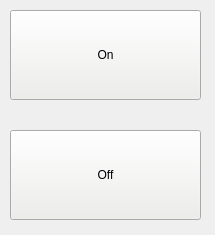
mkdir-sweetiepie/harvest_go, file ui/mainwindow.ui: the form before one commit.
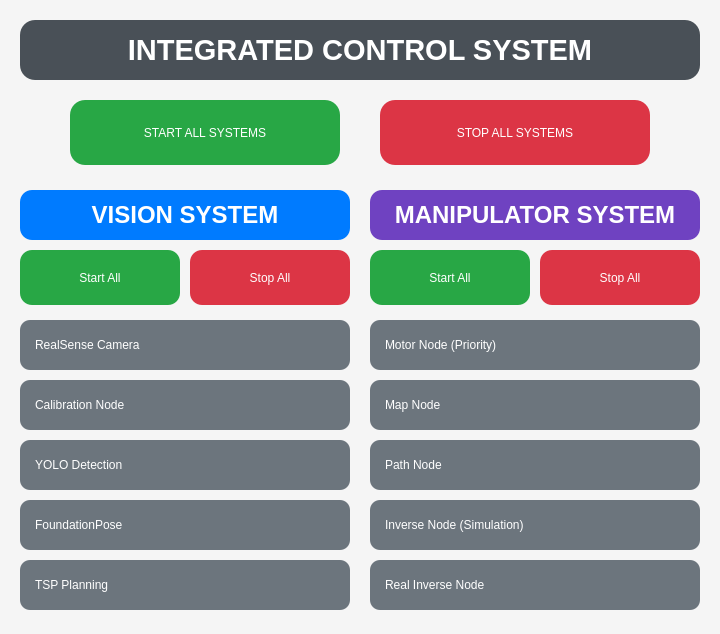
The form after the commit. Icons and pictures are not drawn.

Patch:
```diff
--- a/ui/mainwindow.ui
+++ b/ui/mainwindow.ui
@@ -6,8 +6,8 @@
    <rect>
     <x>0</x>
     <y>0</y>
-    <width>215</width>
-    <height>235</height>
+    <width>720</width>
+    <height>634</height>
    </rect>
   </property>
   <property name="windowTitle">
@@ -17,42 +17,548 @@
    <iconset resource="../resources/images.qrc">
     <normaloff>:/images/icon.png</normaloff>:/images/icon.png</iconset>
   </property>
+  <property name="styleSheet">
+   <string notr="true">QMainWindow {
+    background-color: #f5f5f5;
+}</string>
+  </property>
   <property name="locale">
    <locale language="English" country="Australia"/>
   </property>
   <widget class="QWidget" name="centralwidget">
-   <widget class="QPushButton" name="On">
+   <widget class="QLabel" name="system_title">
     <property name="geometry">
      <rect>
-      <x>10</x>
-      <y>10</y>
-      <width>191</width>
-      <height>90</height>
+      <x>20</x>
+      <y>20</y>
+      <width>680</width>
+      <height>60</height>
      </rect>
     </property>
+    <property name="font">
+     <font>
+      <pointsize>22</pointsize>
+      <weight>75</weight>
+      <bold>true</bold>
+     </font>
+    </property>
     <property name="styleSheet">
-     <string notr="true">font: 25pt &quot;Ubuntu&quot;;
-background-color: rgb(238, 238, 236);</string>
+     <string notr="true">QLabel {
+    background-color: #495057;
+    color: white;
+    border-radius: 15px;
+    padding: 15px;
+}</string>
     </property>
     <property name="text">
-     <string>On</string>
+     <string>INTEGRATED CONTROL SYSTEM</string>
     </property>
+    <property name="alignment">
+     <set>Qt::AlignCenter</set>
+    </property>
    </widget>
    <widget class="QPushButton" name="Off">
     <property name="geometry">
      <rect>
-      <x>10</x>
-      <y>130</y>
-      <width>191</width>
-      <height>90</height>
+      <x>70</x>
+      <y>100</y>
+      <width>270</width>
+      <height>65</height>
      </rect>
     </property>
     <property name="styleSheet">
-     <string notr="true">font: 25pt &quot;Ubuntu&quot;;
-background-color: rgb(238, 238, 236);</string>
+     <string notr="true">QPushButton {
+    font: bold 16pt &quot;Ubuntu&quot;;
+    background-color: #28a745;
+    color: white;
+    border-radius: 15px;
+    border: none;
+    padding: 10px;
+}
+QPushButton:hover {
+    background-color: #34ce57;
+}
+QPushButton:pressed {
+    background-color: #1e7e34;
+}</string>
     </property>
     <property name="text">
-     <string>Off</string>
+     <string>START ALL SYSTEMS</string>
+    </property>
+   </widget>
+   <widget class="QPushButton" name="System_All_Off">
+    <property name="geometry">
+     <rect>
+      <x>380</x>
+      <y>100</y>
+      <width>270</width>
+      <height>65</height>
+     </rect>
+    </property>
+    <property name="styleSheet">
+     <string notr="true">QPushButton {
+    font: bold 16pt &quot;Ubuntu&quot;;
+    background-color: #dc3545;
+    color: white;
+    border-radius: 15px;
+    border: none;
+    padding: 10px;
+}
+QPushButton:hover {
+    background-color: #e85563;
+}
+QPushButton:pressed {
+    background-color: #bd2130;
+}</string>
+    </property>
+    <property name="text">
+     <string>STOP ALL SYSTEMS</string>
+    </property>
+   </widget>
+   <widget class="QLabel" name="vision_title">
+    <property name="geometry">
+     <rect>
+      <x>20</x>
+      <y>190</y>
+      <width>330</width>
+      <height>50</height>
+     </rect>
+    </property>
+    <property name="font">
+     <font>
+      <pointsize>18</pointsize>
+      <weight>75</weight>
+      <bold>true</bold>
+     </font>
+    </property>
+    <property name="styleSheet">
+     <string notr="true">QLabel {
+    background-color: #007bff;
+    color: white;
+    border-radius: 12px;
+    padding: 12px;
+}</string>
+    </property>
+    <property name="text">
+     <string>VISION SYSTEM</string>
+    </property>
+    <property name="alignment">
+     <set>Qt::AlignCenter</set>
+    </property>
+   </widget>
+   <widget class="QPushButton" name="Vision_All_On">
+    <property name="geometry">
+     <rect>
+      <x>20</x>
+      <y>250</y>
+      <width>160</width>
+      <height>55</height>
+     </rect>
+    </property>
+    <property name="styleSheet">
+     <string notr="true">QPushButton {
+    font: bold 12pt &quot;Ubuntu&quot;;
+    background-color: #28a745;
+    color: white;
+    border-radius: 12px;
+    border: none;
+    padding: 8px;
+}
+QPushButton:hover {
+    background-color: #34ce57;
+}</string>
+    </property>
+    <property name="text">
+     <string>Start All</string>
+    </property>
+   </widget>
+   <widget class="QPushButton" name="Vision_All_Off">
+    <property name="geometry">
+     <rect>
+      <x>190</x>
+      <y>250</y>
+      <width>160</width>
+      <height>55</height>
+     </rect>
+    </property>
+    <property name="styleSheet">
+     <string notr="true">QPushButton {
+    font: bold 12pt &quot;Ubuntu&quot;;
+    background-color: #dc3545;
+    color: white;
+    border-radius: 12px;
+    border: none;
+    padding: 8px;
+}
+QPushButton:hover {
+    background-color: #e85563;
+}</string>
+    </property>
+    <property name="text">
+     <string>Stop All</string>
+    </property>
+   </widget>
+   <widget class="QPushButton" name="RealSense">
+    <property name="geometry">
+     <rect>
+      <x>20</x>
+      <y>320</y>
+      <width>330</width>
+      <height>50</height>
+     </rect>
+    </property>
+    <property name="styleSheet">
+     <string notr="true">QPushButton {
+    font: 12pt &quot;Ubuntu&quot;;
+    background-color: #6c757d;
+    color: white;
+    border-radius: 10px;
+    border: none;
+    padding: 8px;
+    text-align: left;
+    padding-left: 15px;
+}
+QPushButton:hover {
+    background-color: #7c858d;
+}</string>
+    </property>
+    <property name="text">
+     <string>RealSense Camera</string>
+    </property>
+   </widget>
+   <widget class="QPushButton" name="Calibration">
+    <property name="geometry">
+     <rect>
+      <x>20</x>
+      <y>380</y>
+      <width>330</width>
+      <height>50</height>
+     </rect>
+    </property>
+    <property name="styleSheet">
+     <string notr="true">QPushButton {
+    font: 12pt &quot;Ubuntu&quot;;
+    background-color: #6c757d;
+    color: white;
+    border-radius: 10px;
+    border: none;
+    padding: 8px;
+    text-align: left;
+    padding-left: 15px;
+}
+QPushButton:hover {
+    background-color: #7c858d;
+}</string>
+    </property>
+    <property name="text">
+     <string>Calibration Node</string>
+    </property>
+   </widget>
+   <widget class="QPushButton" name="YOLO">
+    <property name="geometry">
+     <rect>
+      <x>20</x>
+      <y>440</y>
+      <width>330</width>
+      <height>50</height>
+     </rect>
+    </property>
+    <property name="styleSheet">
+     <string notr="true">QPushButton {
+    font: 12pt &quot;Ubuntu&quot;;
+    background-color: #6c757d;
+    color: white;
+    border-radius: 10px;
+    border: none;
+    padding: 8px;
+    text-align: left;
+    padding-left: 15px;
+}
+QPushButton:hover {
+    background-color: #7c858d;
+}</string>
+    </property>
+    <property name="text">
+     <string>YOLO Detection</string>
+    </property>
+   </widget>
+   <widget class="QPushButton" name="FoundationPose">
+    <property name="geometry">
+     <rect>
+      <x>20</x>
+      <y>500</y>
+      <width>330</width>
+      <height>50</height>
+     </rect>
+    </property>
+    <property name="styleSheet">
+     <string notr="true">QPushButton {
+    font: 12pt &quot;Ubuntu&quot;;
+    background-color: #6c757d;
+    color: white;
+    border-radius: 10px;
+    border: none;
+    padding: 8px;
+    text-align: left;
+    padding-left: 15px;
+}
+QPushButton:hover {
+    background-color: #7c858d;
+}</string>
+    </property>
+    <property name="text">
+     <string>FoundationPose</string>
+    </property>
+   </widget>
+   <widget class="QPushButton" name="TSP">
+    <property name="geometry">
+     <rect>
+      <x>20</x>
+      <y>560</y>
+      <width>330</width>
+      <height>50</height>
+     </rect>
+    </property>
+    <property name="styleSheet">
+     <string notr="true">QPushButton {
+    font: 12pt &quot;Ubuntu&quot;;
+    background-color: #6c757d;
+    color: white;
+    border-radius: 10px;
+    border: none;
+    padding: 8px;
+    text-align: left;
+    padding-left: 15px;
+}
+QPushButton:hover {
+    background-color: #7c858d;
+}</string>
+    </property>
+    <property name="text">
+     <string>TSP Planning</string>
+    </property>
+   </widget>
+   <widget class="QLabel" name="mani_title">
+    <property name="geometry">
+     <rect>
+      <x>370</x>
+      <y>190</y>
+      <width>330</width>
+      <height>50</height>
+     </rect>
+    </property>
+    <property name="font">
+     <font>
+      <pointsize>18</pointsize>
+      <weight>75</weight>
+      <bold>true</bold>
+     </font>
+    </property>
+    <property name="styleSheet">
+     <string notr="true">QLabel {
+    background-color: #6f42c1;
+    color: white;
+    border-radius: 12px;
+    padding: 12px;
+}</string>
+    </property>
+    <property name="text">
+     <string>MANIPULATOR SYSTEM</string>
+    </property>
+    <property name="alignment">
+     <set>Qt::AlignCenter</set>
+    </property>
+   </widget>
+   <widget class="QPushButton" name="Mani_All_On">
+    <property name="geometry">
+     <rect>
+      <x>370</x>
+      <y>250</y>
+      <width>160</width>
+      <height>55</height>
+     </rect>
+    </property>
+    <property name="styleSheet">
+     <string notr="true">QPushButton {
+    font: bold 12pt &quot;Ubuntu&quot;;
+    background-color: #28a745;
+    color: white;
+    border-radius: 12px;
+    border: none;
+    padding: 8px;
+}
+QPushButton:hover {
+    background-color: #34ce57;
+}</string>
+    </property>
+    <property name="text">
+     <string>Start All</string>
+    </property>
+   </widget>
+   <widget class="QPushButton" name="Mani_All_Off">
+    <property name="geometry">
+     <rect>
+      <x>540</x>
+      <y>250</y>
+      <width>160</width>
+      <height>55</height>
+     </rect>
+    </property>
+    <property name="styleSheet">
+     <string notr="true">QPushButton {
+    font: bold 12pt &quot;Ubuntu&quot;;
+    background-color: #dc3545;
+    color: white;
+    border-radius: 12px;
+    border: none;
+    padding: 8px;
+}
+QPushButton:hover {
+    background-color: #e85563;
+}</string>
+    </property>
+    <property name="text">
+     <string>Stop All</string>
+    </property>
+   </widget>
+   <widget class="QPushButton" name="Motor">
+    <property name="geometry">
+     <rect>
+      <x>370</x>
+      <y>320</y>
+      <width>330</width>
+      <height>50</height>
+     </rect>
+    </property>
+    <property name="styleSheet">
+     <string notr="true">QPushButton {
+    font: 12pt &quot;Ubuntu&quot;;
+    background-color: #6c757d;
+    color: white;
+    border-radius: 10px;
+    border: none;
+    padding: 8px;
+    text-align: left;
+    padding-left: 15px;
+}
+QPushButton:hover {
+    background-color: #7c858d;
+}</string>
+    </property>
+    <property name="text">
+     <string>Motor Node (Priority)</string>
+    </property>
+   </widget>
+   <widget class="QPushButton" name="Map">
+    <property name="geometry">
+     <rect>
+      <x>370</x>
+      <y>380</y>
+      <width>330</width>
+      <height>50</height>
+     </rect>
+    </property>
+    <property name="styleSheet">
+     <string notr="true">QPushButton {
+    font: 12pt &quot;Ubuntu&quot;;
+    background-color: #6c757d;
+    color: white;
+    border-radius: 10px;
+    border: none;
+    padding: 8px;
+    text-align: left;
+    padding-left: 15px;
+}
+QPushButton:hover {
+    background-color: #7c858d;
+}</string>
+    </property>
+    <property name="text">
+     <string>Map Node</string>
+    </property>
+   </widget>
+   <widget class="QPushButton" name="Path">
+    <property name="geometry">
+     <rect>
+      <x>370</x>
+      <y>440</y>
+      <width>330</width>
+      <height>50</height>
+     </rect>
+    </property>
+    <property name="styleSheet">
+     <string notr="true">QPushButton {
+    font: 12pt &quot;Ubuntu&quot;;
+    background-color: #6c757d;
+    color: white;
+    border-radius: 10px;
+    border: none;
+    padding: 8px;
+    text-align: left;
+    padding-left: 15px;
+}
+QPushButton:hover {
+    background-color: #7c858d;
+}</string>
+    </property>
+    <property name="text">
+     <string>Path Node</string>
+    </property>
+   </widget>
+   <widget class="QPushButton" name="Inverse_Sim">
+    <property name="geometry">
+     <rect>
+      <x>370</x>
+      <y>500</y>
+      <width>330</width>
+      <height>50</height>
+     </rect>
+    </property>
+    <property name="styleSheet">
+     <string notr="true">QPushButton {
+    font: 12pt &quot;Ubuntu&quot;;
+    background-color: #6c757d;
+    color: white;
+    border-radius: 10px;
+    border: none;
+    padding: 8px;
+    text-align: left;
+    padding-left: 15px;
+}
+QPushButton:hover {
+    background-color: #7c858d;
+}</string>
+    </property>
+    <property name="text">
+     <string>Inverse Node (Simulation)</string>
+    </property>
+   </widget>
+   <widget class="QPushButton" name="Real_Inverse">
+    <property name="geometry">
+     <rect>
+      <x>370</x>
+      <y>560</y>
+      <width>330</width>
+      <height>50</height>
+     </rect>
+    </property>
+    <property name="styleSheet">
+     <string notr="true">QPushButton {
+    font: 12pt &quot;Ubuntu&quot;;
+    background-color: #6c757d;
+    color: white;
+    border-radius: 10px;
+    border: none;
+    padding: 8px;
+    text-align: left;
+    padding-left: 15px;
+}
+QPushButton:hover {
+    background-color: #7c858d;
+}</string>
+    </property>
+    <property name="text">
+     <string>Real Inverse Node</string>
     </property>
    </widget>
   </widget>
```
Left out of the diff: 23 changed lines with no effect on the pictures.
